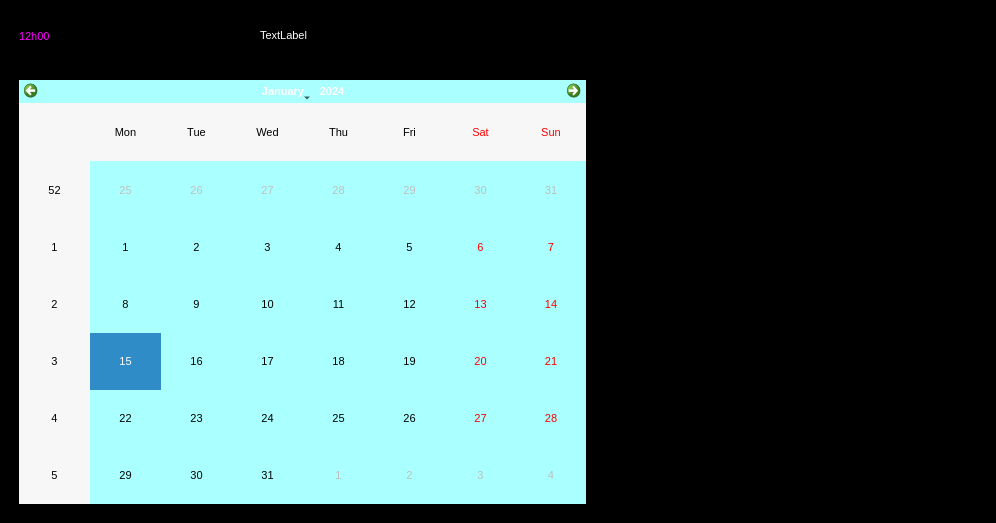
PatrickKingDev/SmartBoard-Cpp, file mainwindow.ui: the form before one commit.
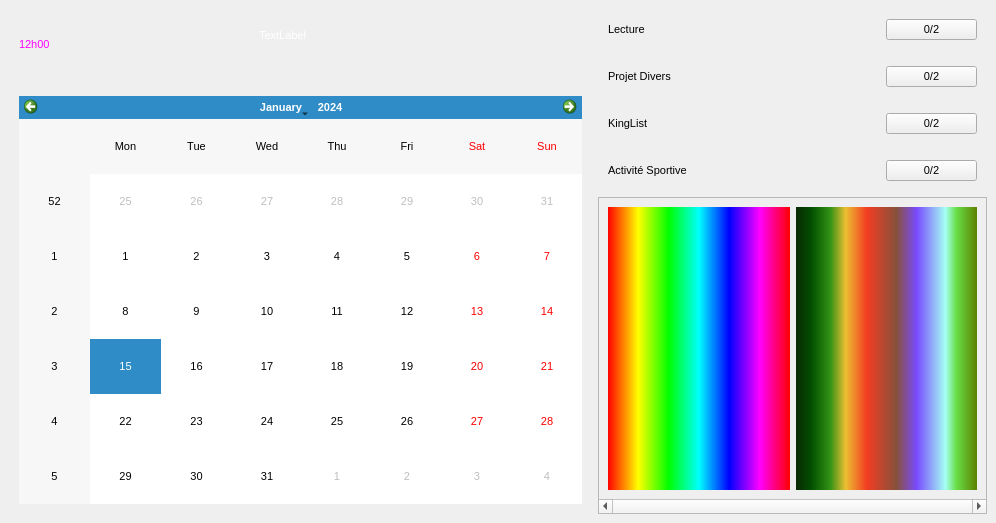
The form after the commit. Icons and pictures are not drawn. Custom widgets are drawn as their Qt base class.

```diff
--- a/mainwindow.ui
+++ b/mainwindow.ui
@@ -27,6 +27,9 @@
   <property name="autoFillBackground">
    <bool>false</bool>
   </property>
+  <property name="styleSheet">
+   <string notr="true">background-image: url(&quot;https://media.giphy.com/media/ko7twHhomhk8E/giphy.gif&quot;);</string>
+  </property>
   <widget class="QWidget" name="centralwidget">
    <property name="sizePolicy">
     <sizepolicy hsizetype="Preferred" vsizetype="Preferred">
@@ -34,12 +37,18 @@
      <verstretch>0</verstretch>
     </sizepolicy>
    </property>
+   <property name="autoFillBackground">
+    <bool>true</bool>
+   </property>
    <property name="styleSheet">
-    <string notr="true">background-color: rgb(0, 0, 0);</string>
+    <string notr="true">background-image: url(&quot;https://www.pixel4k.com/wp-content/uploads/2018/10/small-memory-4k_1540749683.jpg&quot;);</string>
    </property>
-   <layout class="QGridLayout" name="gridLayout" columnstretch="60,40" columnminimumwidth="0,0">
+   <layout class="QGridLayout" name="gridLayout" columnstretch="60,40">
     <item row="0" column="0">
-     <layout class="QVBoxLayout" name="verticalLayout" stretch="1,8">
+     <layout class="QVBoxLayout" name="verticalLayout" stretch="1,6">
+      <property name="sizeConstraint">
+       <enum>QLayout::SetFixedSize</enum>
+      </property>
       <item>
        <layout class="QHBoxLayout" name="horizontalLayout">
         <property name="sizeConstraint">
@@ -58,7 +67,7 @@
          <number>10</number>
         </property>
         <item>
-         <widget class="ScaleTextLabel" name="label">
+         <widget class="ScaleTextLabel" name="lbl_time">
           <property name="styleSheet">
            <string notr="true">color: rgb(255, 0, 255);</string>
           </property>
@@ -126,21 +135,205 @@
          <number>10</number>
         </property>
         <item row="0" column="0">
-         <widget class="QCalendarWidget" name="calendarWidget">
-          <property name="styleSheet">
-           <string notr="true">background-color: rgb(170, 255, 255);</string>
-          </property>
-         </widget>
+         <widget class="QCalendarWidget" name="calendarWidget"/>
         </item>
        </layout>
       </item>
      </layout>
     </item>
     <item row="0" column="1">
-     <layout class="QVBoxLayout" name="verticalLayout_2">
+     <layout class="QVBoxLayout" name="verticalLayout_2" stretch="30,70">
       <property name="sizeConstraint">
        <enum>QLayout::SetDefaultConstraint</enum>
       </property>
+      <item>
+       <layout class="QVBoxLayout" name="verticalLayout_3">
+        <item>
+         <layout class="QHBoxLayout" name="horizontalLayout_4" stretch="75,25">
+          <property name="leftMargin">
+           <number>10</number>
+          </property>
+          <property name="topMargin">
+           <number>10</number>
+          </property>
+          <property name="rightMargin">
+           <number>10</number>
+          </property>
+          <property name="bottomMargin">
+           <number>10</number>
+          </property>
+          <item>
+           <widget class="ScaleTextLabel" name="label_3">
+            <property name="text">
+             <string>Lecture</string>
+            </property>
+           </widget>
+          </item>
+          <item>
+           <widget class="QPushButton" name="pushButton_2">
+            <property name="text">
+             <string>0/2</string>
+            </property>
+           </widget>
+          </item>
+         </layout>
+        </item>
+        <item>
+         <layout class="QHBoxLayout" name="horizontalLayout_6" stretch="75,25">
+          <property name="leftMargin">
+           <number>10</number>
+          </property>
+          <property name="topMargin">
+           <number>10</number>
+          </property>
+          <property name="rightMargin">
+           <number>10</number>
+          </property>
+          <property name="bottomMargin">
+           <number>10</number>
+          </property>
+          <item>
+           <widget class="ScaleTextLabel" name="label_5">
+            <property name="text">
+             <string>Projet Divers</string>
+            </property>
+           </widget>
+          </item>
+          <item>
+           <widget class="QPushButton" name="pushButton_4">
+            <property name="text">
+             <string>0/2</string>
+            </property>
+           </widget>
+          </item>
+         </layout>
+        </item>
+        <item>
+         <layout class="QHBoxLayout" name="horizontalLayout_5" stretch="75,25">
+          <property name="leftMargin">
+           <number>10</number>
+          </property>
+          <property name="topMargin">
+           <number>10</number>
+          </property>
+          <property name="rightMargin">
+           <number>10</number>
+          </property>
+          <property name="bottomMargin">
+           <number>10</number>
+          </property>
+          <item>
+           <widget class="ScaleTextLabel" name="label_4">
+            <property name="text">
+             <string>KingList</string>
+            </property>
+           </widget>
+          </item>
+          <item>
+           <widget class="QPushButton" name="pushButton_3">
+            <property name="text">
+             <string>0/2</string>
+            </property>
+           </widget>
+          </item>
+         </layout>
+        </item>
+        <item>
+         <layout class="QHBoxLayout" name="horizontalLayout_3" stretch="75,25">
+          <property name="leftMargin">
+           <number>10</number>
+          </property>
+          <property name="topMargin">
+           <number>10</number>
+          </property>
+          <property name="rightMargin">
+           <number>10</number>
+          </property>
+          <property name="bottomMargin">
+           <number>10</number>
+          </property>
+          <item>
+           <widget class="ScaleTextLabel" name="label">
+            <property name="text">
+             <string>Activité Sportive</string>
+            </property>
+           </widget>
+          </item>
+          <item>
+           <widget class="QPushButton" name="pushButton">
+            <property name="text">
+             <string>0/2</string>
+            </property>
+           </widget>
+          </item>
+         </layout>
+        </item>
+       </layout>
+      </item>
+      <item>
+       <layout class="QHBoxLayout" name="Widget_Carousel">
+        <property name="sizeConstraint">
+         <enum>QLayout::SetDefaultConstraint</enum>
+        </property>
+        <item>
+         <widget class="QScrollArea" name="scrollArea">
+          <property name="verticalScrollBarPolicy">
+           <enum>Qt::ScrollBarAlwaysOff</enum>
+          </property>
+          <property name="horizontalScrollBarPolicy">
+           <enum>Qt::ScrollBarAlwaysOn</enum>
+          </property>
+          <property name="sizeAdjustPolicy">
+           <enum>QAbstractScrollArea::AdjustToContents</enum>
+          </property>
+          <property name="widgetResizable">
+           <bool>true</bool>
+          </property>
+          <widget class="QWidget" name="scrollAreaWidgetContents">
+           <property name="geometry">
+            <rect>
+             <x>0</x>
+             <y>0</y>
+             <width>383</width>
+             <height>284</height>
+            </rect>
+           </property>
+           <property name="sizePolicy">
+            <sizepolicy hsizetype="Expanding" vsizetype="Expanding">
+             <horstretch>0</horstretch>
+             <verstretch>0</verstretch>
+            </sizepolicy>
+           </property>
+           <property name="minimumSize">
+            <size>
+             <width>0</width>
+             <height>0</height>
+            </size>
+           </property>
+           <layout class="QHBoxLayout" name="horizontalLayout_2" stretch="0,0">
+            <property name="bottomMargin">
+             <number>9</number>
+            </property>
+            <item>
+             <widget class="QWidget" name="widget_3" native="true">
+              <property name="styleSheet">
+               <string notr="true">background-color: qlineargradient(spread:pad, x1:0, y1:0, x2:1, y2:0, stop:0 rgba(255, 0, 0, 255), stop:0.166 rgba(255, 255, 0, 255), stop:0.333 rgba(0, 255, 0, 255), stop:0.5 rgba(0, 255, 255, 255), stop:0.666 rgba(0, 0, 255, 255), stop:0.833 rgba(255, 0, 255, 255), stop:1 rgba(255, 0, 0, 255));</string>
+              </property>
+             </widget>
+            </item>
+            <item>
+             <widget class="QWidget" name="widget_4" native="true">
+              <property name="styleSheet">
+               <string notr="true">background-color: qlineargradient(spread:pad, x1:0, y1:0, x2:1, y2:0, stop:0 rgba(9, 41, 4, 255), stop:0.085 rgba(2, 79, 0, 255), stop:0.19 rgba(50, 147, 22, 255), stop:0.275 rgba(236, 191, 49, 255), stop:0.39 rgba(243, 61, 34, 255), stop:0.555 rgba(135, 81, 60, 255), stop:0.667 rgba(121, 75, 255, 255), stop:0.825 rgba(164, 255, 244, 255), stop:0.885 rgba(104, 222, 71, 255), stop:1 rgba(93, 128, 0, 255));</string>
+              </property>
+             </widget>
+            </item>
+           </layout>
+          </widget>
+         </widget>
+        </item>
+       </layout>
+      </item>
      </layout>
     </item>
    </layout>
```
